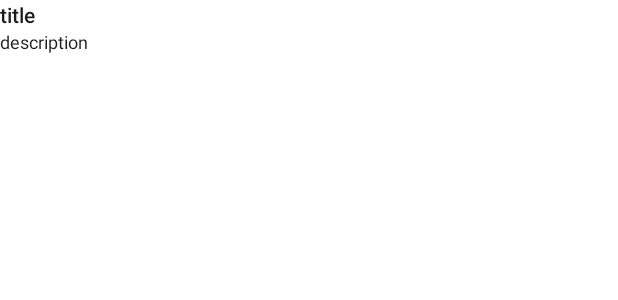
After one commit to isilsubasi/firebaseexample, an Android app: the layout bildirim_collapsed.xml on its own in the app's theme, with its tools: preview values and no code run, on a phone screen of 412 x 824 dp. The commit adds this screen. Shown: the top 300 px of the screen. Run offline under Robolectric (Android 15) with nearby library versions, the phone set to English and light mode, and no system bars.

Commit message:
notification

```diff
--- a/app/src/main/AndroidManifest.xml
+++ b/app/src/main/AndroidManifest.xml
@@ -29,8 +29,7 @@
 
         <service
             android:name=".MyFirebaseMessagingService"
-            android:permission="false"
-            android:exported="false">
+            android:exported="true">
             <intent-filter>
                 <action android:name="com.google.firebase.MESSAGING_EVENT"/>
             </intent-filter>
--- a/app/src/main/java/com/isilsubasi/isilfirebase/activity/MainActivity.kt
+++ b/app/src/main/java/com/isilsubasi/isilfirebase/activity/MainActivity.kt
@@ -7,6 +7,7 @@ import android.util.Log
 import com.google.android.gms.tasks.OnCompleteListener
 import com.google.firebase.analytics.FirebaseAnalytics
 import com.google.firebase.messaging.FirebaseMessaging
+import com.google.firebase.messaging.RemoteMessage
 import com.isilsubasi.isilfirebase.databinding.ActivityMainBinding
 import com.isilsubasi.isilfirebase.util.Constants
 
@@ -35,13 +36,13 @@ class MainActivity : AppCompatActivity() {
     private fun getFcmToken(){
         FirebaseMessaging.getInstance().token.addOnCompleteListener(OnCompleteListener { task ->
             if (!task.isSuccessful) {
-                Log.w(Constants.TAG, "Fetching FCM registration token failed", task.exception)
+                Log.v(Constants.TAG, "Fetching FCM registration token failed", task.exception)
                 return@OnCompleteListener
             }
 
             // Get new FCM registration token
             val token = task.result
-            Log.w(Constants.TAG, token)
+            Log.v(Constants.TAG, token)
         })
 
     }
--- /dev/null
+++ b/app/src/main/res/layout/bildirim_collapsed.xml
@@ -0,0 +1,22 @@
+<?xml version="1.0" encoding="utf-8"?>
+<LinearLayout
+    xmlns:android="http://schemas.android.com/apk/res/android"
+    android:layout_width="match_parent"
+    android:layout_height="48dp"
+    android:orientation="vertical">
+
+    <TextView
+        android:id="@+id/collapsed_notification_title"
+        style="@style/TextAppearance.Compat.Notification.Title"
+        android:layout_width="wrap_content"
+        android:layout_height="wrap_content"
+        android:text="title" />
+
+    <TextView
+        android:id="@+id/collapsed_notification_info"
+        style="@style/TextAppearance.Compat.Notification.Info"
+        android:layout_width="wrap_content"
+        android:layout_height="wrap_content"
+        android:text="description" />
+
+</LinearLayout>
--- a/build.gradle
+++ b/build.gradle
@@ -4,12 +4,13 @@ buildscript {
         google()
         mavenCentral()
     }
+
     dependencies {
         classpath "com.android.tools.build:gradle:7.0.4"
         classpath "org.jetbrains.kotlin:kotlin-gradle-plugin:1.6.10"
-        classpath 'com.google.gms:google-services:4.3.10'
         // Add the Crashlytics Gradle plugin
         classpath 'com.google.firebase:firebase-crashlytics-gradle:2.8.1'
+        classpath 'com.google.gms:google-services:4.3.10'
 
         // NOTE: Do not place your application dependencies here; they belong
         // in the individual module build.gradle files
```
Also changed, not shown: app/build.gradle (+10 -3 lines), app/src/main/java/com/isilsubasi/isilfirebase/App.kt (+30 -0 lines), app/src/main/java/com/isilsubasi/isilfirebase/MyFirebaseMessagingService.kt (+59 -5 lines).
